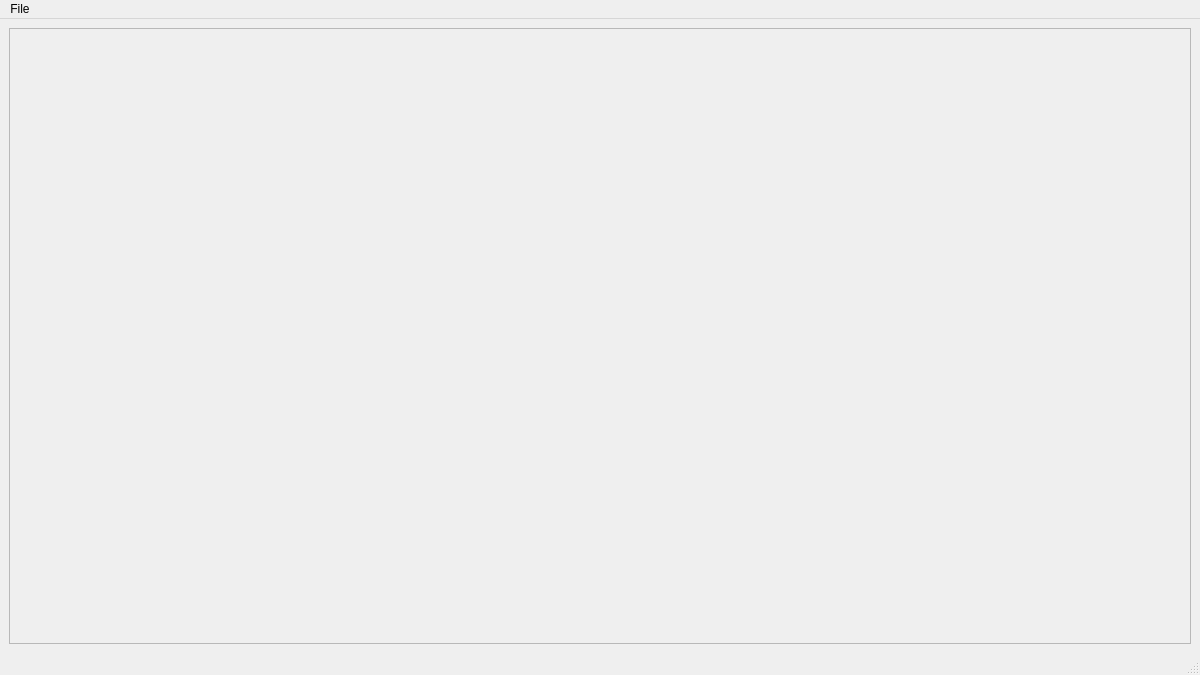
Old version of the form mainwindowform.ui in the repository Lukrative525/Bounce.
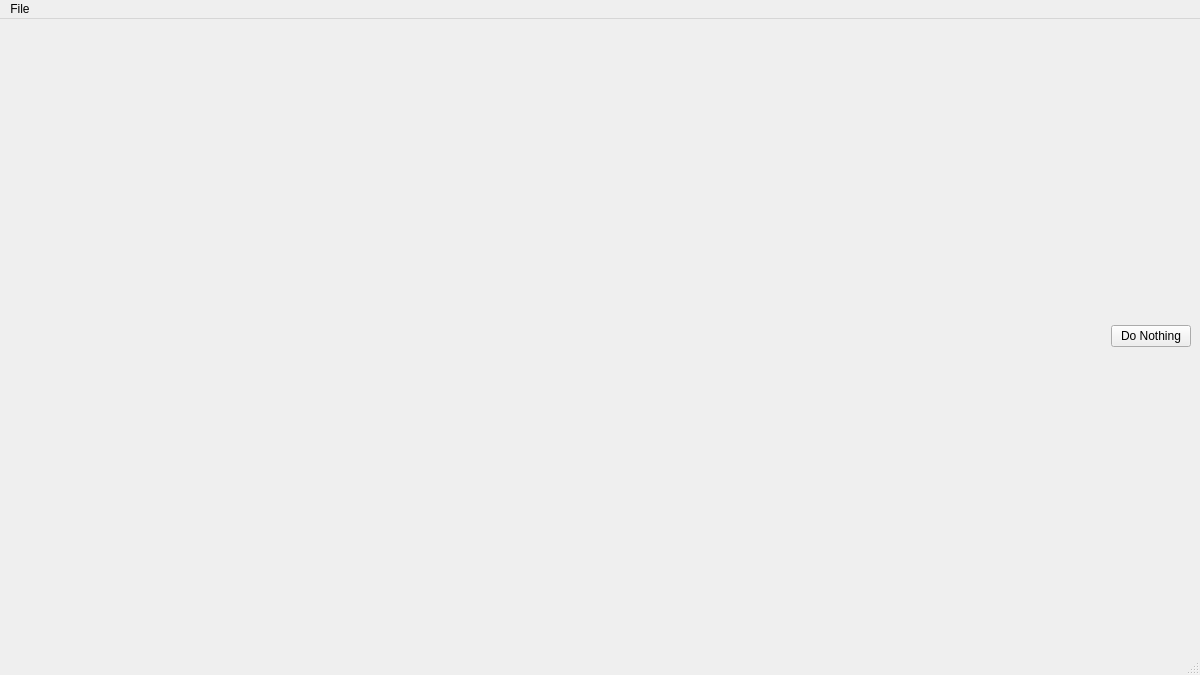
New version of the form.

Commit message: add empty GraphicsViewer class inheriting from QOpenGLWidget, add QPushButton

```diff
--- a/mainwindowform.ui
+++ b/mainwindowform.ui
@@ -24,10 +24,37 @@
     <item>
      <widget class="QFrame" name="frame">
       <property name="frameShape">
-       <enum>QFrame::Shape::StyledPanel</enum>
+       <enum>QFrame::Shape::NoFrame</enum>
       </property>
       <property name="frameShadow">
-       <enum>QFrame::Shadow::Raised</enum>
+       <enum>QFrame::Shadow::Plain</enum>
+      </property>
+      <layout class="QGridLayout" name="frameGridLayout">
+       <property name="leftMargin">
+        <number>0</number>
+       </property>
+       <property name="topMargin">
+        <number>0</number>
+       </property>
+       <property name="rightMargin">
+        <number>0</number>
+       </property>
+       <property name="bottomMargin">
+        <number>0</number>
+       </property>
+      </layout>
+     </widget>
+    </item>
+    <item>
+     <widget class="QPushButton" name="pushButton">
+      <property name="sizePolicy">
+       <sizepolicy hsizetype="Maximum" vsizetype="Fixed">
+        <horstretch>0</horstretch>
+        <verstretch>0</verstretch>
+       </sizepolicy>
+      </property>
+      <property name="text">
+       <string>Do Nothing</string>
       </property>
      </widget>
     </item>
```
Left out of the diff: 2 changed lines with no effect on the pictures. The commit also changes 5 other files.
